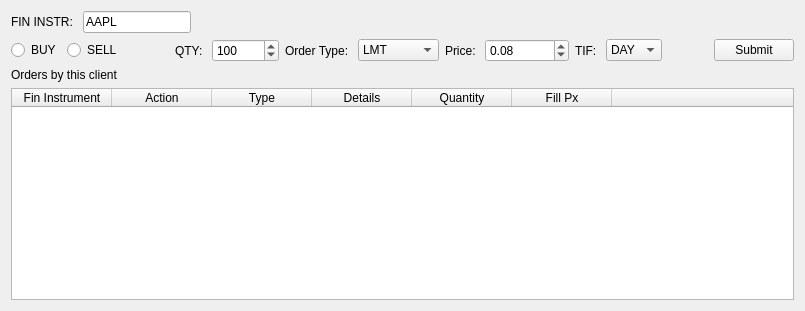
Qt form src/main/ui/order_entry.ui (InfiniteHelios/auto-order-TWS-api-demo-app) before a commit.
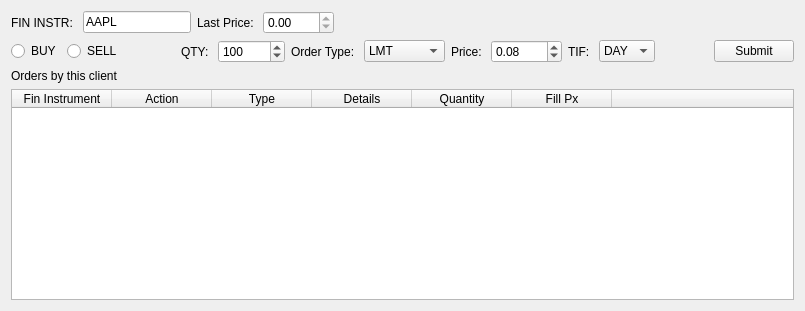
The same form after that commit.

```diff
--- a/src/main/ui/order_entry.ui
+++ b/src/main/ui/order_entry.ui
@@ -36,6 +36,26 @@
        </property>
       </widget>
      </item>
+     <item>
+      <widget class="QLabel" name="labForLastPrice">
+       <property name="text">
+        <string>Last Price: </string>
+       </property>
+      </widget>
+     </item>
+     <item>
+      <widget class="QDoubleSpinBox" name="spnLastPrice">
+       <property name="readOnly">
+        <bool>true</bool>
+       </property>
+       <property name="maximum">
+        <double>9999.989999999999782</double>
+       </property>
+       <property name="singleStep">
+        <double>0.010000000000000</double>
+       </property>
+      </widget>
+     </item>
      <item>
       <spacer name="horizontalSpacer">
        <property name="orientation">
@@ -148,7 +168,7 @@
      <item>
       <widget class="QDoubleSpinBox" name="spnPrice">
        <property name="maximum">
-        <double>139372116959414099130712064.000000000000000</double>
+        <double>9999.000000000000000</double>
        </property>
        <property name="singleStep">
         <double>0.010000000000000</double>
@@ -242,6 +262,9 @@
      <property name="selectionBehavior">
       <enum>QAbstractItemView::SelectRows</enum>
      </property>
+     <property name="showGrid">
+      <bool>false</bool>
+     </property>
      <property name="wordWrap">
       <bool>false</bool>
      </property>
```
